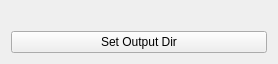
First picture: the form in src/WhiskerToolbox/DataManager_Widget/OutputDirectoryWidget/OutputDirectoryWidget.ui, repository paulmthompson/WhiskerToolbox, before the edit.
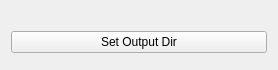
Second picture: the form after the edit.

Commit message: better ui layout for machine learning widget

What changed in the file:
```diff
--- a/src/WhiskerToolbox/DataManager_Widget/OutputDirectoryWidget/OutputDirectoryWidget.ui
+++ b/src/WhiskerToolbox/DataManager_Widget/OutputDirectoryWidget/OutputDirectoryWidget.ui
@@ -7,7 +7,7 @@
     <x>0</x>
     <y>0</y>
     <width>278</width>
-    <height>64</height>
+    <height>70</height>
    </rect>
   </property>
   <property name="windowTitle">
@@ -37,6 +37,19 @@
      </property>
     </widget>
    </item>
+   <item>
+    <spacer name="verticalSpacer">
+     <property name="orientation">
+      <enum>Qt::Orientation::Vertical</enum>
+     </property>
+     <property name="sizeHint" stdset="0">
+      <size>
+       <width>20</width>
+       <height>40</height>
+      </size>
+     </property>
+    </spacer>
+   </item>
   </layout>
  </widget>
  <resources/>
```
The commit also changes 7 other files.
